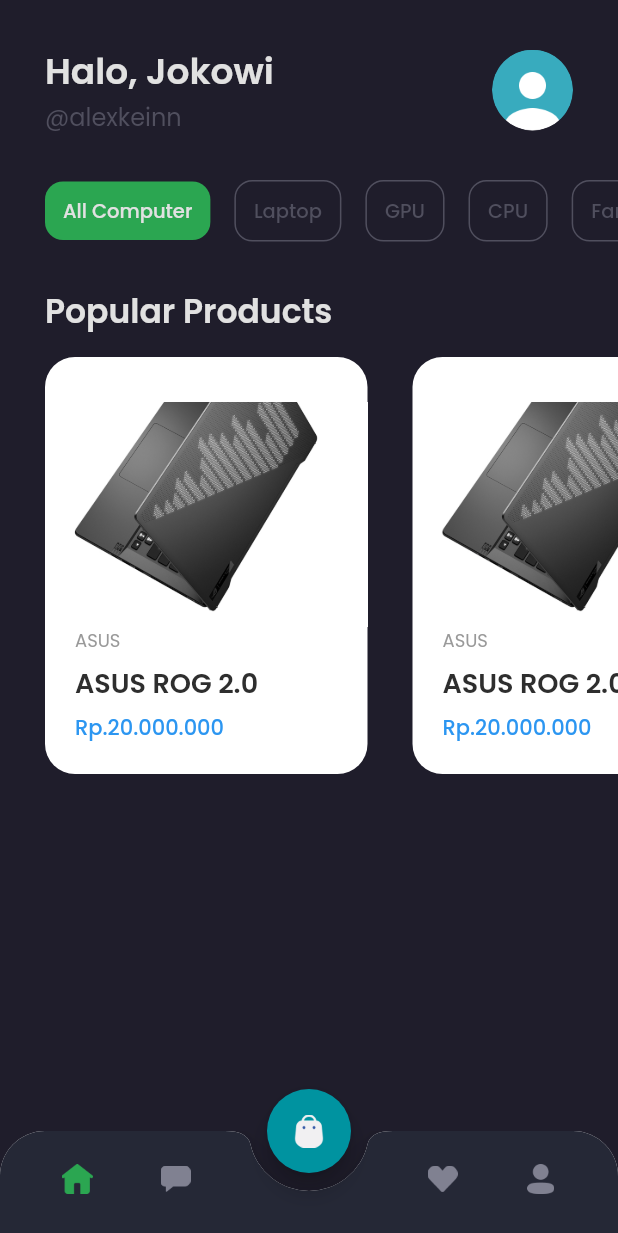
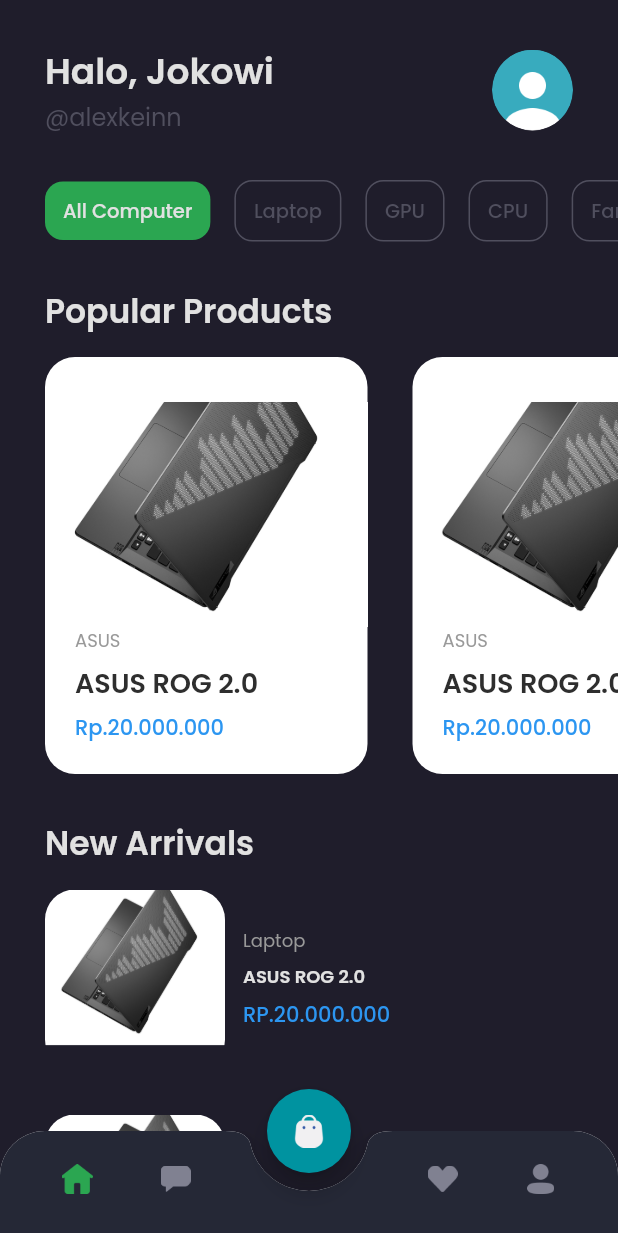
Before and after one commit to NikiMNafis/Kelompok3_Mobile_TIFD_Semester4, a Flutter app: the MainScreen screen opened by its route, on a phone screen of 412 x 824 dp. Shown: the top 1233 px of the screen. Run offline on Flutter 3.47's test engine with Material 2 defaults, Android fonts, the phone set to English and light mode, and no system bars; our stand-ins replace google_fonts.

Commit message:
Home screen bagian new arrivals

```diff
--- a/lib/screen/home/home_screen.dart
+++ b/lib/screen/home/home_screen.dart
@@ -1,6 +1,7 @@
 import 'package:flutter/material.dart';
 import 'package:project_akhir_mobile_smtr4/theme.dart';
 import 'package:project_akhir_mobile_smtr4/widgets/product_card.dart';
+import 'package:project_akhir_mobile_smtr4/widgets/product_tile.dart';
 
 class HomeScreen extends StatelessWidget {
   @override
@@ -210,12 +211,47 @@ class HomeScreen extends StatelessWidget {
       );
     }
 
+    Widget newArrivalsTitle() {
+      return Container(
+        margin: EdgeInsets.only(
+          top: defaultMargin,
+          left: defaultMargin,
+          right: defaultMargin,
+        ),
+        child: Text(
+          'New Arrivals',
+          style: primaryTextStyle.copyWith(
+            fontSize: 22,
+            fontWeight: semiBold,
+          ),
+        ),
+      );
+    }
+
+    Widget newArrivals() {
+      return Container(
+        margin: EdgeInsets.only(
+          top: 14,
+        ),
+        child: Column(
+          children: [
+            ProductTile(),
+            ProductTile(),
+            ProductTile(),
+            ProductTile(),
+          ],
+        ),
+      );
+    }
+
     return ListView(
       children: [
         header(),
         categories(),
         popularProductsTitle(),
         popularProducts(),
+        newArrivalsTitle(),
+        newArrivals(),
       ],
     );
   }
--- /dev/null
+++ b/lib/widgets/product_tile.dart
@@ -0,0 +1,63 @@
+import 'package:flutter/material.dart';
+import 'package:project_akhir_mobile_smtr4/theme.dart';
+
+class ProductTile extends StatelessWidget {
+  @override
+  Widget build(BuildContext context) {
+    return Container(
+      margin: EdgeInsets.only(
+        left: defaultMargin,
+        right: defaultMargin,
+        bottom: defaultMargin,
+      ),
+      child: Row(
+        children: [
+          ClipRRect(
+            borderRadius: BorderRadius.circular(20),
+            child: Image.asset(
+              'assets/image_laptop.png',
+              width: 120,
+              height: 120,
+              fit: BoxFit.cover,
+            ),
+          ),
+          SizedBox(
+            width: 12,
+          ),
+          Expanded(
+            child: Column(
+              crossAxisAlignment: CrossAxisAlignment.start,
+              children: [
+                Text(
+                  'Laptop',
+                  style: secondaryTextStyle.copyWith(
+                    fontSize: 12,
+                  ),
+                ),
+                SizedBox(
+                  height: 6,
+                ),
+                Text(
+                  'ASUS ROG 2.0',
+                  style: primaryTextStyle.copyWith(
+                    fontSize: 12,
+                    fontWeight: semiBold,
+                  ),
+                ),
+                SizedBox(
+                  height: 6,
+                ),
+                Text(
+                  'RP.20.000.000',
+                  style: priceTextStyle.copyWith(
+                    fontWeight: medium,
+                  ),
+                ),
+              ],
+            ),
+          ),
+        ],
+      ),
+    );
+  }
+}
```
